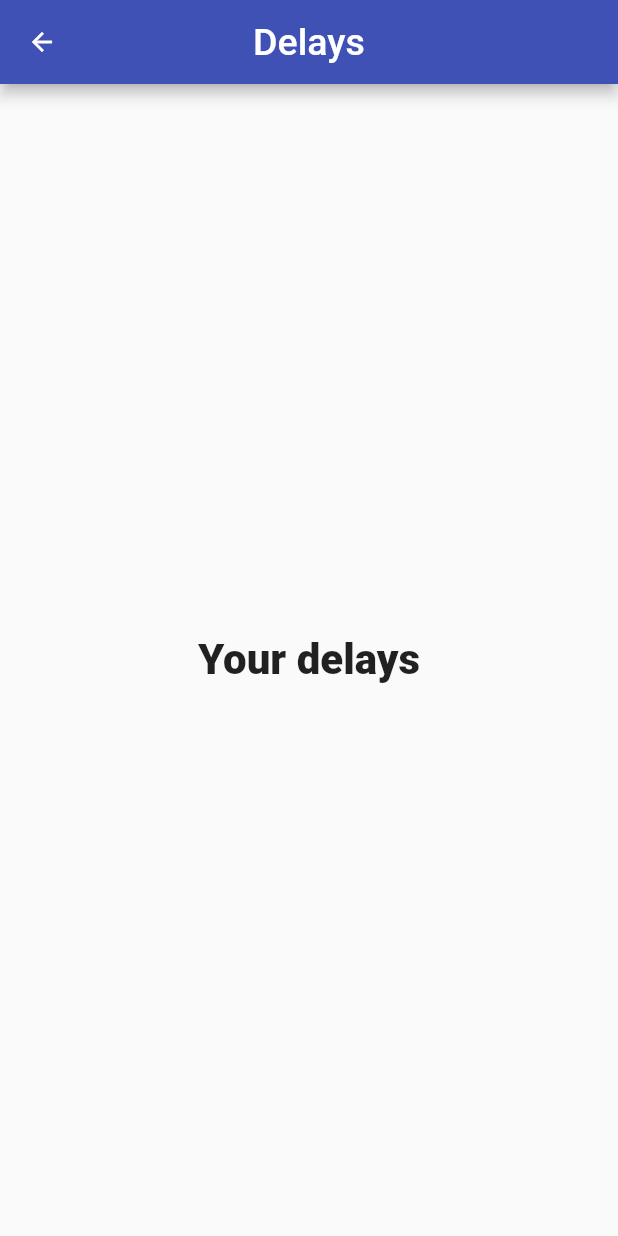
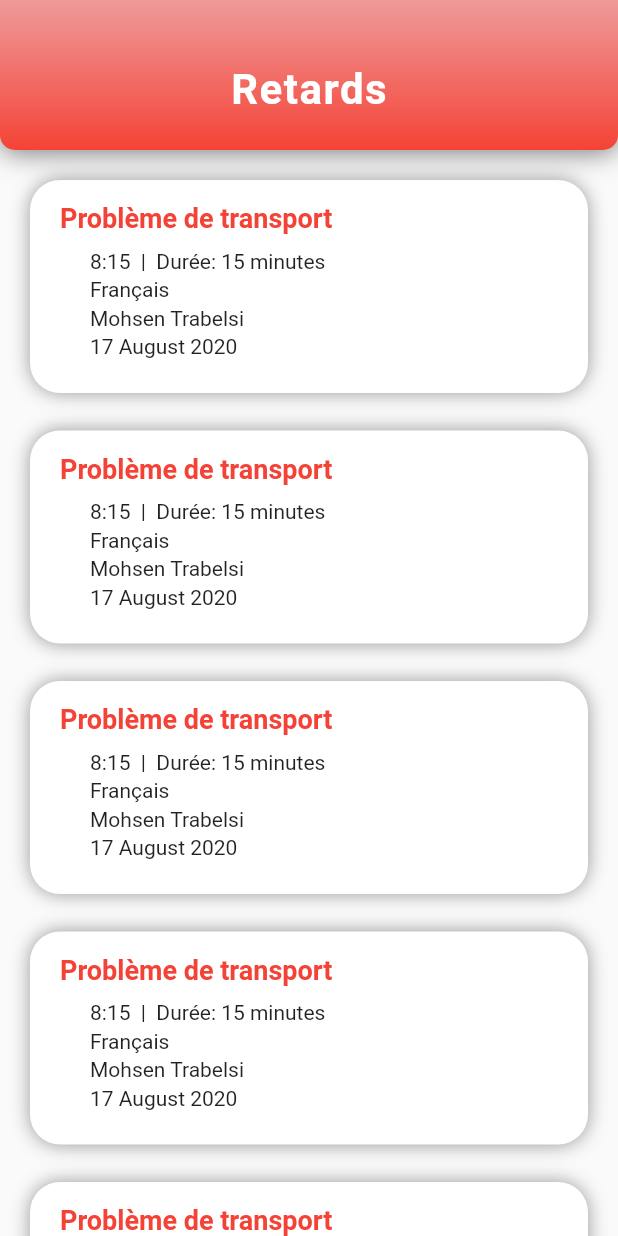
Before and after one commit to Linagharbi/Education-app-flutter, a Flutter app: the Delays screen opened directly, on a phone screen of 412 x 824 dp. Run offline on Flutter 3.47's test engine with Material 2 defaults, Android fonts, the phone set to English and light mode, and no system bars; drawn by our look-alikes of overlay_support; our stand-ins replace bloc, cloud_firestore, device_info, firebase_messaging, flutter_bloc, rxdart; accounts and stored records are empty.

Commit message:
Add delays & absences sub-menus

```diff
--- /dev/null
+++ b/lib/src/screens/menus/discipline/delays/delay_item.dart
@@ -0,0 +1,71 @@
+import 'package:flutter/material.dart';
+
+class DelayDetail extends StatelessWidget {
+  @override
+  Widget build(BuildContext context) {
+    return Container(
+      width: double.infinity,
+      margin: EdgeInsets.fromLTRB(20, 20, 20, 5),
+      decoration: BoxDecoration(
+        borderRadius: BorderRadius.all(Radius.circular(20.0)),
+        color: Colors.white,
+        boxShadow: [
+          BoxShadow(
+            color: Colors.black.withAlpha(100),
+            blurRadius: 10.0,
+          ),
+        ],
+      ),
+      child: Padding(
+        padding: EdgeInsets.symmetric(
+          horizontal: 20,
+          vertical: 10,
+        ),
+        child: Column(
+          crossAxisAlignment: CrossAxisAlignment.start,
+          children: <Widget>[
+            Padding(
+              padding: EdgeInsets.only(top: 5),
+              child: Text(
+                "Problème de transport",
+                style: TextStyle(
+                  color: Colors.red,
+                  fontSize: 18,
+                  fontWeight: FontWeight.bold,
+                ),
+              ),
+            ),
+            Padding(
+              padding: EdgeInsets.only(
+                left: 20,
+                top: 10,
+                bottom: 10,
+              ),
+              child: Column(
+                crossAxisAlignment: CrossAxisAlignment.start,
+                children: <Widget>[
+                  Padding(
+                    padding: EdgeInsets.only(bottom: 3),
+                    child: Text("8:15  |  Durée: 15 minutes"),
+                  ),
+                  Padding(
+                    padding: EdgeInsets.only(bottom: 3),
+                    child: Text("Français"),
+                  ),
+                  Padding(
+                    padding: EdgeInsets.only(bottom: 3),
+                    child: Text("Mohsen Trabelsi"),
+                  ),
+                  Padding(
+                    padding: EdgeInsets.only(bottom: 3),
+                    child: Text("17 August 2020"),
+                  ),
+                ],
+              ),
+            ),
+          ],
+        ),
+      ),
+    );
+  }
+}
--- a/lib/src/screens/menus/discipline/delays/delays.dart
+++ b/lib/src/screens/menus/discipline/delays/delays.dart
@@ -1,20 +1,26 @@
+import 'package:education_app/src/screens/menus/discipline/delays/delay_item.dart';
+import 'package:education_app/src/screens/menus/discipline/gradient_app_bar.dart';
 import 'package:flutter/material.dart';
 
 class Delays extends StatelessWidget {
   @override
   Widget build(BuildContext context) {
     return Scaffold(
-      appBar: AppBar(
-        title: Text(
-          "Delays",
-          style: TextStyle(fontSize: 25),
-        ),
-        centerTitle: true,
+      appBar: GradientAppBar(
+        title: "Retards",
+        gradientBegin: Colors.red[200],
+        gradientEnd: Colors.red,
       ),
-      body: Center(
-        child: Text(
-          "Your delays",
-          style: TextStyle(fontWeight: FontWeight.w900, fontSize: 28),
+      body: SingleChildScrollView(
+        child: Column(
+          children: [
+            DelayDetail(),
+            DelayDetail(),
+            DelayDetail(),
+            DelayDetail(),
+            DelayDetail(),
+            DelayDetail(),
+          ],
         ),
       ),
     );
--- /dev/null
+++ b/lib/src/screens/menus/discipline/gradient_app_bar.dart
@@ -0,0 +1,52 @@
+import 'package:flutter/material.dart';
+
+class GradientAppBar extends StatelessWidget implements PreferredSizeWidget {
+  final double _preferredHeight = 100;
+
+  final String title;
+  final Color gradientBegin, gradientEnd;
+
+  GradientAppBar({this.title, this.gradientBegin, this.gradientEnd})
+      : assert(title != null),
+        assert(gradientBegin != null),
+        assert(gradientEnd != null);
+
+  @override
+  Widget build(BuildContext context) {
+    return Container(
+      height: _preferredHeight,
+      alignment: Alignment.center,
+      padding: EdgeInsets.only(top: 20),
+      decoration: BoxDecoration(
+        boxShadow: <BoxShadow>[
+          BoxShadow(
+            color: Colors.black54,
+            blurRadius: 15,
+            offset: Offset(0, 0.75),
+          ),
+        ],
+        borderRadius: BorderRadius.only(
+          bottomLeft: Radius.circular(10),
+          bottomRight: Radius.circular(10),
+        ),
+        gradient: LinearGradient(
+          begin: Alignment.topCenter,
+          end: Alignment.bottomCenter,
+          colors: <Color>[gradientBegin, gradientEnd],
+        ),
+      ),
+      child: Text(
+        title,
+        style: TextStyle(
+          color: Colors.white,
+          letterSpacing: 1,
+          fontSize: 28,
+          fontWeight: FontWeight.w700,
+        ),
+      ),
+    );
+  }
+
+  @override
+  Size get preferredSize => Size.fromHeight(_preferredHeight);
+}
```
Also changed, not shown: lib/src/screens/menus/discipline/absences/absence_item.dart (added, +63 -0 lines), lib/src/screens/menus/discipline/absences/absences.dart (+17 -14 lines).
